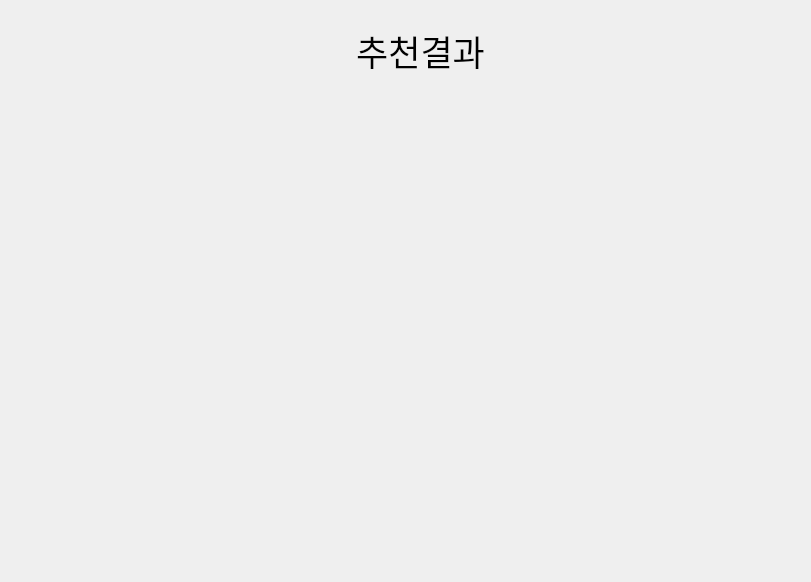
Before: the Qt Designer form movie_UI.ui in guaba98/movie_recommender, drawn with Qt 5.
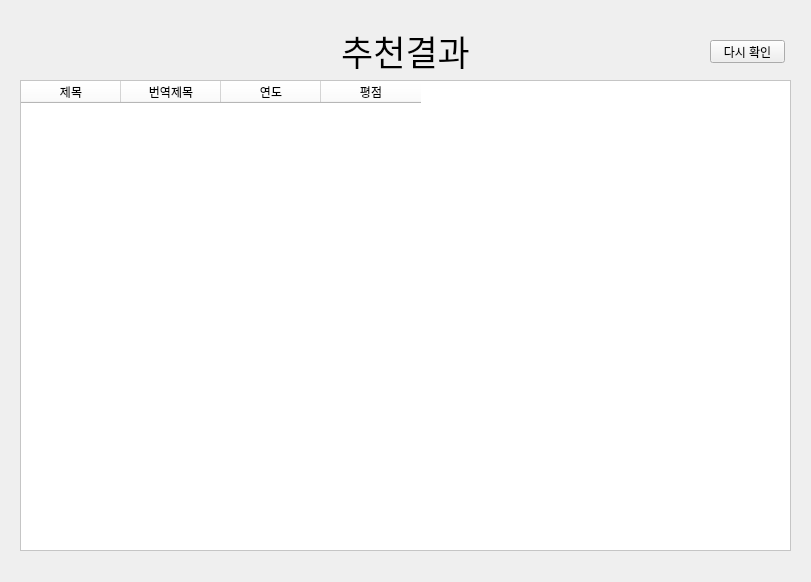
After: the same form once the commit is applied. The open tabs and pages were chosen to show the change. Icons and pictures are not drawn.

Commit message: day3 - 장르 추천 ui 연결 완성 및 data 작업중

```diff
--- a/movie_UI.ui
+++ b/movie_UI.ui
@@ -271,9 +271,9 @@
        <widget class="QLabel" name="label_10">
         <property name="geometry">
          <rect>
-          <x>310</x>
+          <x>20</x>
           <y>20</y>
-          <width>221</width>
+          <width>771</width>
           <height>61</height>
          </rect>
         </property>
@@ -289,6 +289,62 @@
          <set>Qt::AlignCenter</set>
         </property>
        </widget>
+       <widget class="QWidget" name="widget_2" native="true">
+        <property name="geometry">
+         <rect>
+          <x>20</x>
+          <y>80</y>
+          <width>771</width>
+          <height>471</height>
+         </rect>
+        </property>
+        <property name="styleSheet">
+         <string notr="true">background-color: qlineargradient(spread:pad, x1:0, y1:0, x2:1, y2:0, stop:0 rgba(255, 0, 0, 100), stop:0.166 rgba(255, 255, 0, 100), stop:0.333 rgba(0, 255, 0, 100), stop:0.5 rgba(0, 255, 255, 100), stop:0.666 rgba(0, 0, 255, 100), stop:0.833 rgba(255, 0, 255, 100), stop:1 rgba(255, 0, 0, 100));
+</string>
+        </property>
+        <layout class="QVBoxLayout" name="verticalLayout_3">
+         <item>
+          <widget class="QTableWidget" name="tableWidget">
+           <property name="styleSheet">
+            <string notr="true">background-color: rgb(255, 255, 255);</string>
+           </property>
+           <column>
+            <property name="text">
+             <string>제목</string>
+            </property>
+           </column>
+           <column>
+            <property name="text">
+             <string>번역제목</string>
+            </property>
+           </column>
+           <column>
+            <property name="text">
+             <string>연도</string>
+            </property>
+           </column>
+           <column>
+            <property name="text">
+             <string>평점</string>
+            </property>
+           </column>
+          </widget>
+         </item>
+        </layout>
+       </widget>
+       <widget class="QPushButton" name="re_check_btn">
+        <property name="geometry">
+         <rect>
+          <x>710</x>
+          <y>40</y>
+          <width>75</width>
+          <height>23</height>
+         </rect>
+        </property>
+        <property name="text">
+         <string>다시 확인</string>
+        </property>
+       </widget>
       </widget>
       <widget class="QWidget" name="contributer_page">
        <widget class="QLabel" name="background_lab">
```
Left out of the diff: 61 changed lines with no effect on the pictures. The commit also changes 4 other files.
